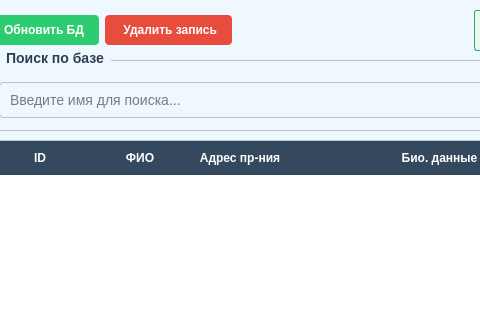
Qt form gui/main_window.ui (akuakj/course_project) before a commit; both pictures show x 206 to 686 and y 0 to 320 of the 805 by 467 pixel window.
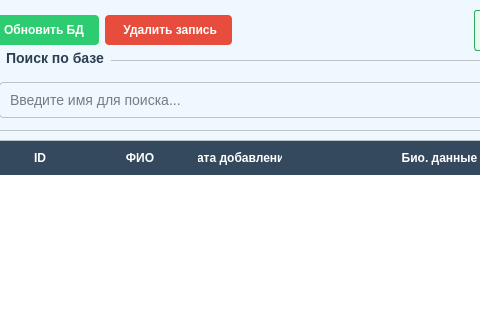
The same form after that commit. The open tabs and pages were chosen to show the change.

Diff of the .ui file:
```diff
--- a/gui/main_window.ui
+++ b/gui/main_window.ui
@@ -668,7 +668,7 @@
         </column>
         <column>
          <property name="text">
-          <string>Адрес пр-ния</string>
+          <string>Дата добавления</string>
          </property>
         </column>
         <column>
```
Left out of the diff: 2 changed lines with no effect on the pictures.
